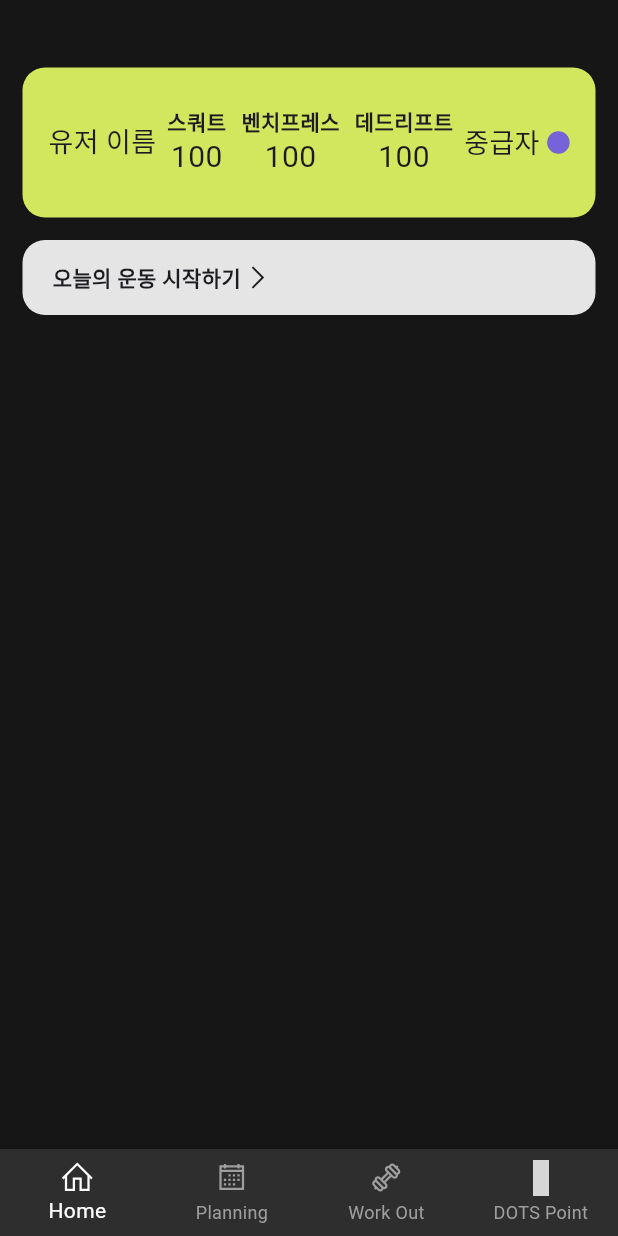
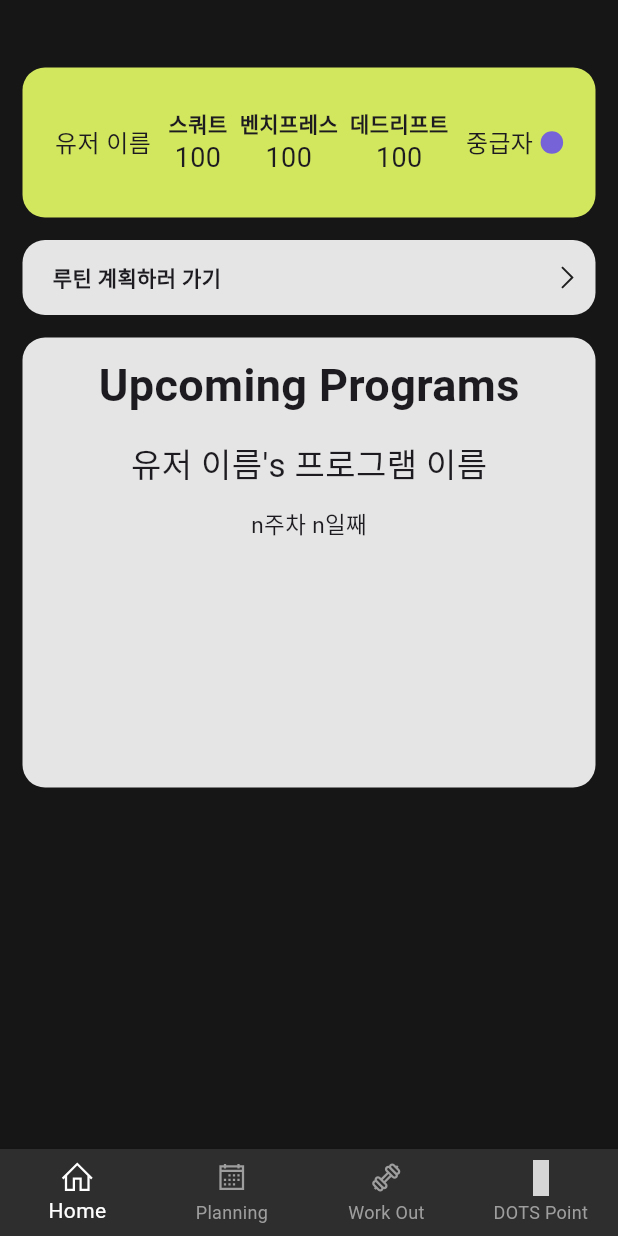
Before and after one commit to AXAX-Kuddy/work_out_diary, a Flutter app: the screen it shows after launch, on a phone screen of 412 x 824 dp. Run offline on Flutter 3.47's test engine with Material 3 defaults, Android fonts, the light colour scheme and no system bars; our stand-ins replace line_icons; Roboto replaces fonts that are missing (Pretendard); grey boxes are pictures that could not be loaded.

Commit message:
2024.02.16
이것저것 추가함

```diff
--- a/work_out_app/lib/main.dart
+++ b/work_out_app/lib/main.dart
@@ -36,11 +36,19 @@
 class _MyAppState extends State<MyApp> {
   int pageNum = 0;
 
+  void changePage(int selectPage) {
+    setState(() {
+      pageNum = selectPage;
+    });
+  }
+
   @override
   Widget build(BuildContext context) {
     return Scaffold(
       body: [
-        const HomeScreen(),
+        HomeScreen(
+          changePage: changePage,
+        ),
         const PlanningScreen(),
         const WorkOutScreen(),
         const DotsPointScreen(),
--- a/work_out_app/lib/palette.dart
+++ b/work_out_app/lib/palette.dart
@@ -1,14 +1,14 @@
 import 'package:flutter/material.dart';
 
-// 자주쓰는 색
+// 베이스색
 var bgColor = const Color.fromARGB(255, 22, 22, 22);
 var bgFadeColor = const Color.fromARGB(255, 46, 46, 46);
 
-//
+//카드색
 var cardColorYelGreen = const Color.fromRGBO(210, 230, 94, 1);
 var cardColorWhite = const Color.fromARGB(226, 255, 255, 255);
+var cardColorGray = const Color.fromRGBO(73, 79, 86, 1);
 
-//
 // 티어색
 var tierLow = Colors.brown;
 var tierMiddleLow = const Color.fromRGBO(242, 136, 173, 1);
--- a/work_out_app/lib/screens/home_screen.dart
+++ b/work_out_app/lib/screens/home_screen.dart
@@ -1,21 +1,30 @@
 import 'package:flutter/material.dart';
 import 'package:work_out_app/palette.dart' as palette;
 import 'package:work_out_app/screens/home_screen_widgets/lets_start_button.dart';
+import 'package:work_out_app/screens/home_screen_widgets/todays_program.dart';
 import 'package:work_out_app/screens/home_screen_widgets/top_profile_card.dart';
 import 'package:work_out_app/widgets/base_page.dart';
 
 class HomeScreen extends StatelessWidget {
-  const HomeScreen({super.key});
+  final Function changePage;
+
+  const HomeScreen({super.key, required this.changePage});
 
   @override
   Widget build(BuildContext context) {
-    return const BasePage(
+    return BasePage(
       inputContent: [
-        ProfileCard(),
-        SizedBox(
+        const ProfileCard(),
+        const SizedBox(
           height: 15,
         ),
-        StartButton(),
+        StartButton(
+          changePage: changePage,
+        ),
+        const SizedBox(
+          height: 15,
+        ),
+        const TodayWorkOutCard(),
       ],
     );
   }
--- a/work_out_app/lib/screens/home_screen_widgets/lets_start_button.dart
+++ b/work_out_app/lib/screens/home_screen_widgets/lets_start_button.dart
@@ -2,10 +2,14 @@ import 'package:flutter/material.dart';
 import 'package:line_icons/line_icon.dart';
 import 'package:line_icons/line_icons.dart';
 import 'package:work_out_app/palette.dart' as palette;
+import 'package:work_out_app/widgets/widget_box.dart';
 
 class StartButton extends StatefulWidget {
+  final Function changePage;
+
   const StartButton({
     super.key,
+    required this.changePage,
   });
 
   @override
@@ -18,48 +22,38 @@ class _StartButtonState extends State<StartButton> {
   @override
   Widget build(BuildContext context) {
     return GestureDetector(
-      onTap: () {
+        onTapDown: (details) {
           setState(() {
             btnColor = Colors.grey;
-          print("색 바뀜 ㅋㅋ");
           });
         },
         onTapUp: (details) {
           setState(() {
             btnColor = palette.cardColorWhite;
+            widget.changePage(1);
           });
         },
-      child: Container(
+        child: WidgetsBox(
+          backgroundColor: btnColor,
+          crossAxisAlignment: CrossAxisAlignment.center,
           height: 50,
-        decoration: BoxDecoration(
-          color: btnColor,
-          borderRadius: BorderRadius.circular(15),
-        ),
-        child: const Expanded(
-          child: Padding(
-            padding: EdgeInsets.all(10),
-            child: Row(
-              mainAxisAlignment: MainAxisAlignment.start,
-              children: [
+          inputContent: const [
             SizedBox(
               width: 10,
             ),
             Text(
-                  "오늘의 운동 시작하기",
+              "루틴 계획하러 가기",
               style: TextStyle(
                 fontSize: 14,
                 fontWeight: FontWeight.bold,
               ),
             ),
+            Spacer(),
             LineIcon(
               LineIcons.angleRight,
               size: 20,
             ),
           ],
-            ),
-          ),
-        ),
-      ),
-    );
+        ));
   }
 }
--- /dev/null
+++ b/work_out_app/lib/screens/home_screen_widgets/todays_program.dart
@@ -0,0 +1,46 @@
+import 'package:flutter/material.dart';
+import 'package:work_out_app/palette.dart' as palette;
+import 'package:work_out_app/widgets/widget_box.dart';
+
+class TodayWorkOutCard extends StatelessWidget {
+  const TodayWorkOutCard({
+    super.key,
+  });
+
+  @override
+  Widget build(BuildContext context) {
+    return WidgetsBox(
+      backgroundColor: palette.cardColorWhite,
+      height: 300,
+      inputContent: const [
+        Column(children: [
+          Text(
+            "Upcoming Programs",
+            style: TextStyle(
+              fontSize: 30,
+              fontWeight: FontWeight.bold,
+            ),
+          ),
+          SizedBox(
+            height: 15,
+          ),
+          Text(
+            "유저 이름's 프로그램 이름",
+            style: TextStyle(
+              fontSize: 22,
+            ),
+          ),
+          SizedBox(
+            height: 12,
+          ),
+          Text(
+            "n주차 n일째",
+            style: TextStyle(
+              fontSize: 15,
+            ),
+          ),
+        ]),
+      ],
+    );
+  }
+}
--- a/work_out_app/lib/screens/home_screen_widgets/top_profile_card.dart
+++ b/work_out_app/lib/screens/home_screen_widgets/top_profile_card.dart
@@ -1,6 +1,6 @@
 import 'package:flutter/material.dart';
 import 'package:work_out_app/palette.dart' as palette;
-
+import 'package:work_out_app/widgets/widget_box.dart';
 
 class ProfileCard extends StatelessWidget {
   const ProfileCard({
@@ -9,22 +9,14 @@ class ProfileCard extends StatelessWidget {
 
   @override
   Widget build(BuildContext context) {
-    return Container(
-      height: 100,
-      decoration: BoxDecoration(
-        color: palette.cardColorYelGreen,
-        borderRadius: BorderRadius.circular(15),
-      ),
-      child: Expanded(
-        child: Padding(
-          padding: const EdgeInsets.all(10),
-          child: Row(
-            mainAxisAlignment: MainAxisAlignment.spaceEvenly,
-            children: [
+    return WidgetsBox(
+      backgroundColor: palette.cardColorYelGreen,
+      crossAxisAlignment: CrossAxisAlignment.center,
+      inputContent: [
         const Text(
           "유저 이름",
           style: TextStyle(
-                  fontSize: 18,
+            fontSize: 16,
           ),
         ),
         const Row(
@@ -41,13 +33,13 @@ class ProfileCard extends StatelessWidget {
                 Text(
                   "100",
                   style: TextStyle(
-                          fontSize: 20,
+                    fontSize: 18,
                   ),
                 ),
               ],
             ),
             SizedBox(
-                    width: 10,
+              width: 8,
             ),
             Column(
               mainAxisAlignment: MainAxisAlignment.center,
@@ -61,13 +53,13 @@ class ProfileCard extends StatelessWidget {
                 Text(
                   "100",
                   style: TextStyle(
-                          fontSize: 20,
+                    fontSize: 18,
                   ),
                 ),
               ],
             ),
             SizedBox(
-                    width: 10,
+              width: 8,
             ),
             Column(
               mainAxisAlignment: MainAxisAlignment.center,
@@ -81,7 +73,7 @@ class ProfileCard extends StatelessWidget {
                 Text(
                   "100",
                   style: TextStyle(
-                          fontSize: 20,
+                    fontSize: 18,
                   ),
                 ),
               ],
@@ -93,7 +85,7 @@ class ProfileCard extends StatelessWidget {
             const Text(
               "중급자",
               style: TextStyle(
-                      fontSize: 18,
+                fontSize: 16,
                 fontWeight: FontWeight.normal,
               ),
             ),
@@ -111,9 +103,6 @@ class ProfileCard extends StatelessWidget {
           ],
         ),
       ],
-          ),
-        ),
-      ),
     );
   }
 }
--- a/work_out_app/lib/screens/plan_screen.dart
+++ b/work_out_app/lib/screens/plan_screen.dart
@@ -1,21 +1,29 @@
 import 'package:flutter/material.dart';
 import 'package:work_out_app/palette.dart' as palette;
 import 'package:work_out_app/widgets/base_page.dart';
+import 'package:work_out_app/widgets/widget_box.dart';
 
 class PlanningScreen extends StatelessWidget {
   const PlanningScreen({super.key});
 
   @override
   Widget build(BuildContext context) {
-    return const BasePage(
+    return BasePage(
       inputContent: [
+        WidgetsBox(
+          height: 90,
+          backgroundColor: palette.bgColor,
+          inputContent: const [
             Text(
-          "플랜 페이지임",
+              "Planning",
               style: TextStyle(
                 color: Colors.white,
                 fontSize: 50,
+                fontWeight: FontWeight.bold,
               ),
             ),
+          ],
+        )
       ],
     );
   }
--- /dev/null
+++ b/work_out_app/lib/widgets/widget_box.dart
@@ -0,0 +1,40 @@
+import 'package:flutter/material.dart';
+import 'package:work_out_app/palette.dart' as palette;
+
+class WidgetsBox extends StatelessWidget {
+  final Color backgroundColor;
+  final double height;
+  final List<Widget> inputContent;
+  final MainAxisAlignment mainAxisAlignment;
+  final CrossAxisAlignment crossAxisAlignment;
+
+  const WidgetsBox({
+    super.key,
+    this.backgroundColor = Colors.white,
+    this.height = 100,
+    required this.inputContent,
+    this.mainAxisAlignment = MainAxisAlignment.spaceEvenly,
+    this.crossAxisAlignment = CrossAxisAlignment.start,
+  });
+
+  @override
+  Widget build(BuildContext context) {
+    return Container(
+      height: height,
+      decoration: BoxDecoration(
+        color: backgroundColor,
+        borderRadius: BorderRadius.circular(15),
+      ),
+      child: Padding(
+        padding: const EdgeInsets.all(10),
+        child: Row(
+          mainAxisAlignment: mainAxisAlignment,
+          crossAxisAlignment: crossAxisAlignment,
+          children: [
+            ...inputContent,
+          ],
+        ),
+      ),
+    );
+  }
+}
```
Lines whose indentation alone changed are shown as unchanged.
